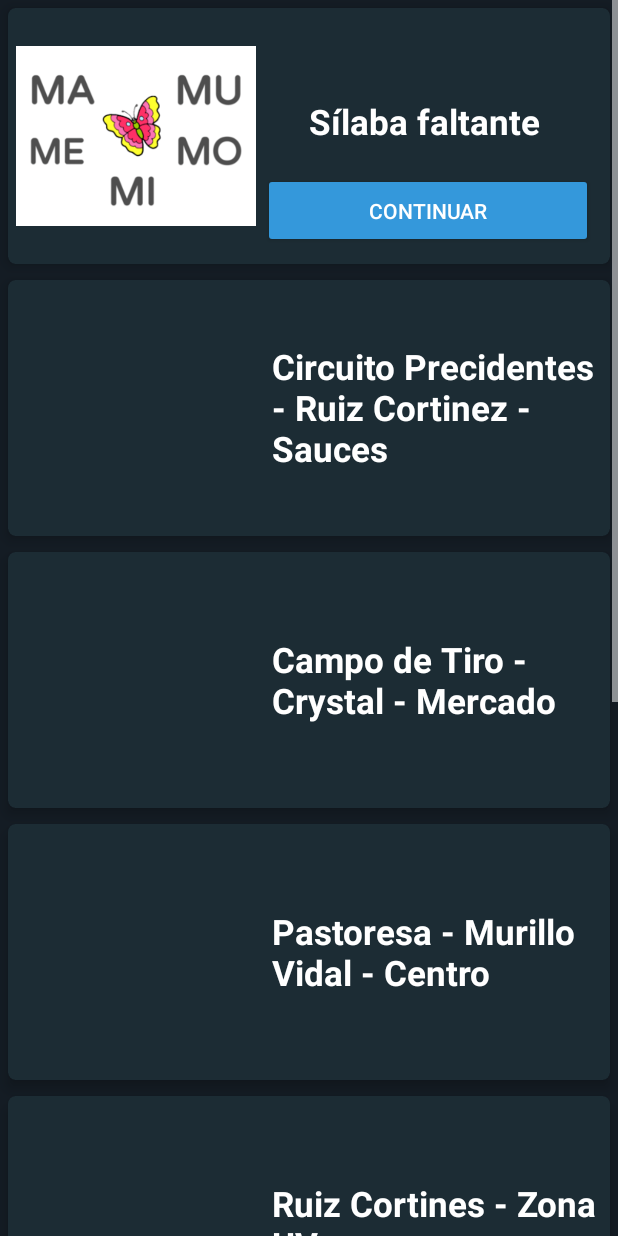
After one commit to IgnacioRosas172/Jika, an Android app: the ActividadInicioFonetica screen opened directly, with no data from a screen before it, on a phone screen of 412 x 824 dp. The commit adds this screen. Run offline under Robolectric (Android 15) with nearby library versions, the phone set to English and light mode, and no system bars.

Commit message:
Se habilito el boton de fonetica, se agrego la interfaz de fonetica y el boton para ir al quiz de silabas

```diff
--- a/app/src/main/java/com/progm/jika_e/iniciomenu.kt
+++ b/app/src/main/java/com/progm/jika_e/iniciomenu.kt
@@ -1,6 +1,7 @@
 package com.progm.jika_e
 
 import android.os.Bundle
+import android.view.WindowManager
 import com.google.android.material.bottomnavigation.BottomNavigationView
 import androidx.appcompat.widget.Toolbar;
 import androidx.appcompat.app.AppCompatActivity;
@@ -19,7 +20,7 @@ class iniciomenu : AppCompatActivity() {
 
         binding = ActivityIniciomenuBinding.inflate(layoutInflater)
         setContentView(binding.root)
-
+        window.setFlags(WindowManager.LayoutParams.FLAG_LAYOUT_NO_LIMITS, WindowManager.LayoutParams.FLAG_LAYOUT_NO_LIMITS)
         val navView: BottomNavigationView = binding.navView
 
         val navController = findNavController(R.id.nav_host_fragment_activity_iniciomenu)
--- /dev/null
+++ b/app/src/main/java/com/progm/jika_e/paquetePrincipal/activities/ActividadInicioFonetica.kt
@@ -0,0 +1,25 @@
+package com.progm.jika_e.paquetePrincipal.activities
+
+import android.content.Intent
+import androidx.appcompat.app.AppCompatActivity
+import android.os.Bundle
+import android.widget.Button
+import com.progm.jika_e.R
+import com.progm.jika_e.databinding.ActivityActividadInicioFoneticaBinding
+import com.progm.jika_e.databinding.EjerciciosMainBinding
+import com.progm.jika_e.paquetePrincipal.constantes.Constants
+
+class ActividadInicioFonetica : AppCompatActivity() {
+    private lateinit var binding: ActivityActividadInicioFoneticaBinding
+    override fun onCreate(savedInstanceState: Bundle?) {
+        super.onCreate(savedInstanceState)
+        setContentView(R.layout.activity_actividad_inicio_fonetica)
+
+        val btnIrACuestionR: Button = findViewById(R.id.btnSilaba)
+        btnIrACuestionR.setOnClickListener {
+            val intent = Intent(this, QuizCuestionsR::class.java)
+            startActivity(intent)
+        }
+
+    }
+}
--- a/app/src/main/java/com/progm/jika_e/paquetePrincipal/activities/QuizQuestions.kt
+++ b/app/src/main/java/com/progm/jika_e/paquetePrincipal/activities/QuizQuestions.kt
@@ -7,6 +7,7 @@ import androidx.appcompat.app.AppCompatActivity
 import android.os.Bundle
 import android.util.Log
 import android.view.View
+import android.view.WindowManager
 import android.widget.TextView
 import androidx.core.content.ContextCompat
 import com.airbnb.lottie.LottieAnimationView
@@ -32,7 +33,7 @@ class QuizQuestions : AppCompatActivity(), View.OnClickListener {
         binding = ActivityQuizQuestionsBinding.inflate(layoutInflater)
         val view = binding.root
         setContentView(view)
-
+        window.setFlags(WindowManager.LayoutParams.FLAG_LAYOUT_NO_LIMITS, WindowManager.LayoutParams.FLAG_LAYOUT_NO_LIMITS)
         supportActionBar?.setDisplayHomeAsUpEnabled(true)
         supportActionBar?.setDisplayHomeAsUpEnabled(true)
 
--- /dev/null
+++ b/app/src/main/res/layout/activity_actividad_inicio_fonetica.xml
@@ -0,0 +1,250 @@
+<?xml version="1.0" encoding="utf-8"?>
+<androidx.constraintlayout.widget.ConstraintLayout xmlns:android="http://schemas.android.com/apk/res/android"
+    xmlns:app="http://schemas.android.com/apk/res-auto"
+    xmlns:tools="http://schemas.android.com/tools"
+    android:layout_width="match_parent"
+    android:layout_height="match_parent"
+    android:background="@color/blackfondo"
+    tools:context="paquetePrincipal.activities.ActividadInicioFonetica">
+
+    <ScrollView
+        android:layout_width="match_parent"
+        android:layout_height="match_parent"
+        android:overScrollMode="never"
+        android:scrollbars="vertical">
+
+        <LinearLayout
+            android:layout_width="match_parent"
+            android:layout_height="match_parent"
+            android:orientation="vertical">
+
+            <androidx.cardview.widget.CardView
+                android:layout_width="match_parent"
+                android:layout_height="wrap_content"
+                android:layout_margin="5dp"
+                app:cardElevation="5dp"
+                app:cardCornerRadius="5dp"
+                app:cardBackgroundColor="@color/blackfondofuerte">
+
+                <ImageView
+                    android:layout_width="1in"
+                    android:layout_height="1in"
+                    android:layout_margin="5dp"
+                    android:elevation="3dp"
+                    android:src="@drawable/silaba"/>
+
+
+                <TextView
+                    android:layout_width="200dp"
+                    android:layout_height="50dp"
+                    android:layout_gravity="center"
+                    android:text="Sílaba faltante"
+                    android:textColor="@color/white"
+                    android:layout_marginLeft="100dp"
+                    android:textSize="23sp"
+                    android:textStyle="bold" />
+
+                <Button
+                    android:id="@+id/btnSilaba"
+                    android:layout_width="220dp"
+                    android:layout_height="50dp"
+                    android:text="Continuar"
+                    android:backgroundTint="@color/green"
+                    android:textColor="@color/white"
+                    android:layout_marginLeft="170dp"
+                    android:layout_marginTop="110dp"/>
+
+            </androidx.cardview.widget.CardView>
+            <androidx.cardview.widget.CardView
+                android:layout_width="match_parent"
+                android:layout_height="wrap_content"
+                android:layout_margin="5dp"
+                app:cardElevation="5dp"
+                app:cardCornerRadius="5dp"
+                app:cardBackgroundColor="@color/blackfondofuerte">
+
+                <ImageView
+                    android:layout_width="1in"
+                    android:layout_height="1in"
+                    android:layout_margin="5dp"
+                    android:elevation="3dp"
+                    />
+
+
+                <TextView
+                    android:layout_width="match_parent"
+                    android:layout_height="match_parent"
+                    android:paddingLeft="1.1in"
+                    android:textSize="23sp"
+                    android:textStyle="bold"
+                    android:layout_gravity="center"
+                    android:textColor="@color/white"
+                    android:text="Circuito Precidentes - Ruiz Cortinez - Sauces"/>
+            </androidx.cardview.widget.CardView>
+            <androidx.cardview.widget.CardView
+                android:layout_width="match_parent"
+                android:layout_height="wrap_content"
+                android:layout_margin="5dp"
+                app:cardElevation="5dp"
+                app:cardCornerRadius="5dp"
+                app:cardBackgroundColor="@color/blackfondofuerte">
+
+                <ImageView
+                    android:layout_width="1in"
+                    android:layout_height="1in"
+                    android:layout_margin="5dp"
+
+                    android:elevation="3dp"
+                   />
+
+
+                <TextView
+                    android:layout_width="match_parent"
+                    android:layout_height="match_parent"
+                    android:paddingLeft="1.1in"
+                    android:textSize="23sp"
+                    android:textStyle="bold"
+                    android:layout_gravity="center"
+                    android:textColor="@color/white"
+                    android:text="Campo de Tiro - Crystal - Mercado"/>
+            </androidx.cardview.widget.CardView>
+            <androidx.cardview.widget.CardView
+                android:layout_width="match_parent"
+                android:layout_height="wrap_content"
+                android:layout_margin="5dp"
+                app:cardElevation="5dp"
+                app:cardCornerRadius="5dp"
+                app:cardBackgroundColor="@color/blackfondofuerte">
+
+                <ImageView
+                    android:layout_width="1in"
+                    android:layout_height="1in"
+                    android:layout_margin="5dp"
+                    android:elevation="3dp"
+                   />
+
+
+                <TextView
+                    android:layout_width="match_parent"
+                    android:layout_height="match_parent"
+                    android:paddingLeft="1.1in"
+                    android:textSize="23sp"
+                    android:textStyle="bold"
+                    android:layout_gravity="center"
+                    android:textColor="@color/white"
+                    android:text="Pastoresa - Murillo Vidal - Centro"/>
+            </androidx.cardview.widget.CardView>
+            <androidx.cardview.widget.CardView
+                android:layout_width="match_parent"
+                android:layout_height="wrap_content"
+                android:layout_margin="5dp"
+                app:cardElevation="5dp"
+                app:cardCornerRadius="5dp"
+                app:cardBackgroundColor="@color/blackfondofuerte">
+
+                <ImageView
+                    android:layout_width="1in"
+                    android:layout_height="1in"
+                    android:layout_margin="5dp"
+
+                    android:elevation="3dp"
+                    />
+
+
+                <TextView
+                    android:layout_width="match_parent"
+                    android:layout_height="match_parent"
+                    android:paddingLeft="1.1in"
+                    android:textSize="23sp"
+                    android:textStyle="bold"
+                    android:layout_gravity="center"
+                    android:textColor="@color/white"
+                    android:text="Ruiz Cortines - Zona UV"/>
+            </androidx.cardview.widget.CardView>
+            <androidx.cardview.widget.CardView
+                android:layout_width="match_parent"
+                android:layout_height="wrap_content"
+                android:layout_margin="5dp"
+                app:cardElevation="5dp"
+                app:cardCornerRadius="5dp"
+                app:cardBackgroundColor="@color/blackfondofuerte">
+
+                <ImageView
+                    android:layout_width="1in"
+                    android:layout_height="1in"
+                    android:layout_margin="5dp"
+
+                    android:elevation="3dp"
+                    />
+
+
+                <TextView
+                    android:layout_width="match_parent"
+                    android:layout_height="match_parent"
+                    android:paddingLeft="1.1in"
+                    android:textSize="23sp"
+                    android:textStyle="bold"
+                    android:layout_gravity="center"
+                    android:textColor="@color/white"
+                    android:text="This Is Vertical ScrollView"/>
+            </androidx.cardview.widget.CardView>
+            <androidx.cardview.widget.CardView
+                android:layout_width="match_parent"
+                android:layout_height="wrap_content"
+                android:layout_margin="5dp"
+                app:cardElevation="5dp"
+                app:cardCornerRadius="5dp"
+                app:cardBackgroundColor="@color/blackfondofuerte">
+
+                <ImageView
+                    android:layout_width="1in"
+                    android:layout_height="1in"
+                    android:layout_margin="5dp"
+
+                    android:elevation="3dp"
+
+                    />
+
+
+                <TextView
+                    android:layout_width="match_parent"
+                    android:layout_height="match_parent"
+                    android:paddingLeft="1.1in"
+                    android:textSize="23sp"
+                    android:textStyle="bold"
+                    android:layout_gravity="center"
+                    android:textColor="@color/white"
+                    android:text="This Is Vertical ScrollView"/>
+            </androidx.cardview.widget.CardView>
+            <androidx.cardview.widget.CardView
+                android:layout_width="match_parent"
+                android:layout_height="wrap_content"
+                android:layout_margin="5dp"
+                app:cardElevation="5dp"
+                app:cardCornerRadius="5dp"
+                app:cardBackgroundColor="@color/blackfondofuerte">
+
+                <ImageView
+                    android:layout_width="1in"
+                    android:layout_height="1in"
+                    android:layout_margin="5dp"
+
+                    android:elevation="3dp"
+
+                    />
+
+
+                <TextView
+                    android:layout_width="match_parent"
+                    android:layout_height="match_parent"
+                    android:paddingLeft="1.1in"
+                    android:textSize="23sp"
+                    android:textStyle="bold"
+                    android:layout_gravity="center"
+                    android:textColor="@color/white"
+                    android:text="This Is Vertical ScrollView"/>
+            </androidx.cardview.widget.CardView>
+
+        </LinearLayout>
+    </ScrollView>
+</androidx.constraintlayout.widget.ConstraintLayout>
--- a/app/src/main/res/layout/activity_result.xml
+++ b/app/src/main/res/layout/activity_result.xml
@@ -63,9 +63,10 @@
         android:layout_width="match_parent"
         android:layout_height="wrap_content"
         android:layout_marginTop="10dp"
-        android:background="@color/green"
+        android:backgroundTint="@color/green"
         android:text="Terminar"
         android:textColor="@color/white"
         android:textSize="18sp"
-        android:textStyle="bold" />
+        android:textStyle="bold"
+        android:background="@drawable/rounded_button" />
 </LinearLayout>
--- a/app/src/main/res/layout/card_fragment_adapter.xml
+++ b/app/src/main/res/layout/card_fragment_adapter.xml
@@ -33,6 +33,7 @@
                 android:text="Lorem ipsum dolor sit amet, consectetur adipiscing elit.  Etiam eget ligula eu lectus lobortis condimentum."/>
 
             <Button
+
                 android:layout_width="match_parent"
                 android:layout_height="wrap_content"
                 android:layout_marginTop="24dp"
```
Also changed, not shown: app/src/main/AndroidManifest.xml (+14 -10 lines), app/src/main/java/com/progm/jika_e/paquetePrincipal/activities/QuizCuestionsR.kt (added, +12 -0 lines), app/src/main/java/com/progm/jika_e/ui/home/HomeFragment.kt (+8 -3 lines), app/src/main/res/layout/activity_quiz_cuestions_r.xml (added, +134 -0 lines), app/src/main/java/com/progm/jika_e/paquetePrincipal/cards/CardItem.kt (line endings or trailing spaces), app/src/main/res/drawable/silaba.png (added).
